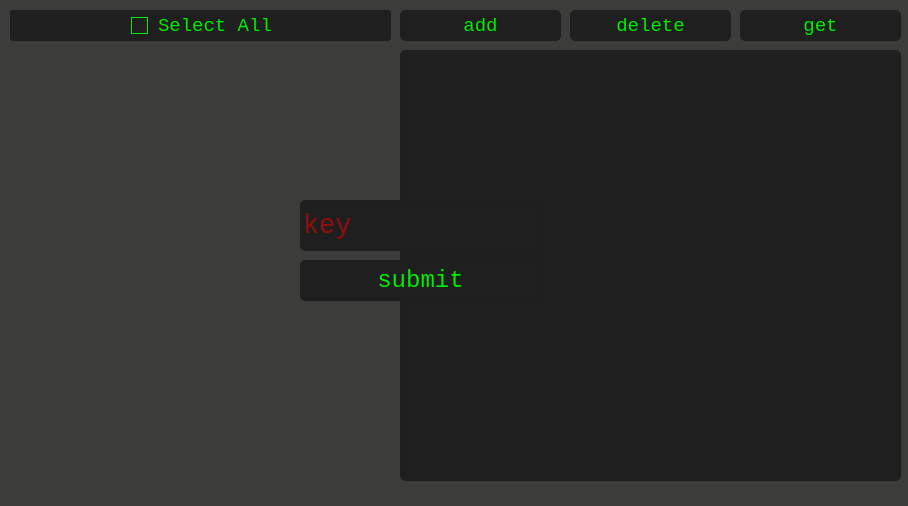
First picture: the form in frontend/qt_files/objectWindow_test_2.ui, repository finallly/hasher, before the edit.
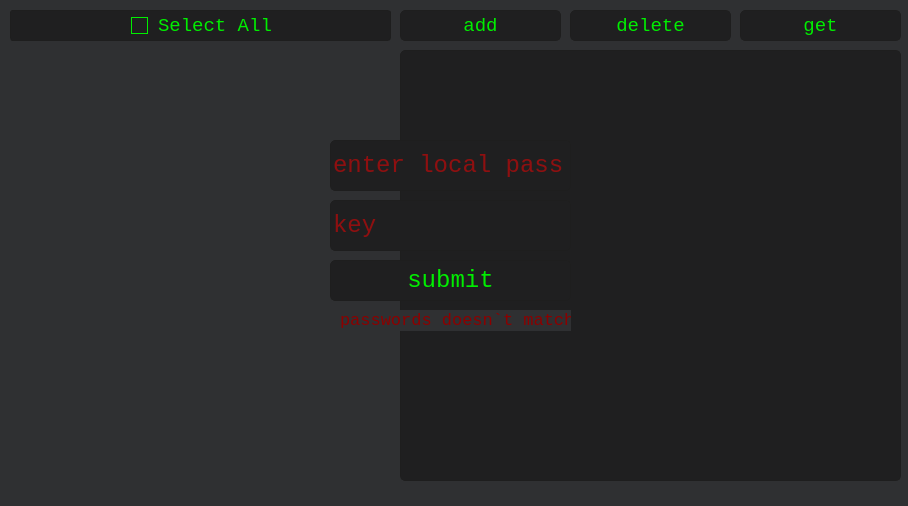
Second picture: the form after the edit. Icons and pictures are not drawn.

```diff
--- a/frontend/qt_files/objectWindow_test_2.ui
+++ b/frontend/qt_files/objectWindow_test_2.ui
@@ -12,21 +12,21 @@
   </property>
   <property name="minimumSize">
    <size>
-    <width>580</width>
-    <height>500</height>
+    <width>908</width>
+    <height>506</height>
    </size>
   </property>
   <property name="maximumSize">
    <size>
-    <width>1000</width>
-    <height>1000</height>
+    <width>908</width>
+    <height>506</height>
    </size>
   </property>
   <property name="windowTitle">
    <string>keeper</string>
   </property>
   <property name="styleSheet">
-   <string notr="true">background-color: #3C3C3B;</string>
+   <string notr="true">background-color: #2f3032;</string>
   </property>
   <widget class="QWidget" name="centralwidget">
    <widget class="QPushButton" name="buttonGet">
@@ -498,7 +498,7 @@
    <widget class="QPushButton" name="buttonSubmit">
     <property name="geometry">
      <rect>
-      <x>300</x>
+      <x>330</x>
       <y>260</y>
       <width>241</width>
       <height>41</height>
@@ -543,7 +543,7 @@
    <widget class="QLineEdit" name="keyLine">
     <property name="geometry">
      <rect>
-      <x>300</x>
+      <x>330</x>
       <y>200</y>
       <width>241</width>
       <height>51</height>
@@ -724,7 +724,7 @@
     <property name="font">
      <font>
       <family>Consolas</family>
-      <pointsize>20</pointsize>
+      <pointsize>18</pointsize>
      </font>
     </property>
     <property name="styleSheet">
@@ -755,6 +755,243 @@
      <bool>false</bool>
     </property>
    </widget>
+   <widget class="QLineEdit" name="keyLine_2">
+    <property name="geometry">
+     <rect>
+      <x>330</x>
+      <y>140</y>
+      <width>241</width>
+      <height>51</height>
+     </rect>
+    </property>
+    <property name="palette">
+     <palette>
+      <active>
+       <colorrole role="WindowText">
+        <brush brushstyle="SolidPattern">
+         <color alpha="255">
+          <red>255</red>
+          <green>0</green>
+          <blue>0</blue>
+         </color>
+        </brush>
+       </colorrole>
+       <colorrole role="Button">
+        <brush brushstyle="SolidPattern">
+         <color alpha="255">
+          <red>31</red>
+          <green>31</green>
+          <blue>32</blue>
+         </color>
+        </brush>
+       </colorrole>
+       <colorrole role="Text">
+        <brush brushstyle="SolidPattern">
+         <color alpha="255">
+          <red>255</red>
+          <green>0</green>
+          <blue>0</blue>
+         </color>
+        </brush>
+       </colorrole>
+       <colorrole role="ButtonText">
+        <brush brushstyle="SolidPattern">
+         <color alpha="255">
+          <red>255</red>
+          <green>0</green>
+          <blue>0</blue>
+         </color>
+        </brush>
+       </colorrole>
+       <colorrole role="Base">
+        <brush brushstyle="SolidPattern">
+         <color alpha="255">
+          <red>31</red>
+          <green>31</green>
+          <blue>32</blue>
+         </color>
+        </brush>
+       </colorrole>
+       <colorrole role="Window">
+        <brush brushstyle="SolidPattern">
+         <color alpha="255">
+          <red>31</red>
+          <green>31</green>
+          <blue>32</blue>
+         </color>
+        </brush>
+       </colorrole>
+      </active>
+      <inactive>
+       <colorrole role="WindowText">
+        <brush brushstyle="SolidPattern">
+         <color alpha="255">
+          <red>255</red>
+          <green>0</green>
+          <blue>0</blue>
+         </color>
+        </brush>
+       </colorrole>
+       <colorrole role="Button">
+        <brush brushstyle="SolidPattern">
+         <color alpha="255">
+          <red>31</red>
+          <green>31</green>
+          <blue>32</blue>
+         </color>
+        </brush>
+       </colorrole>
+       <colorrole role="Text">
+        <brush brushstyle="SolidPattern">
+         <color alpha="255">
+          <red>255</red>
+          <green>0</green>
+          <blue>0</blue>
+         </color>
+        </brush>
+       </colorrole>
+       <colorrole role="ButtonText">
+        <brush brushstyle="SolidPattern">
+         <color alpha="255">
+          <red>255</red>
+          <green>0</green>
+          <blue>0</blue>
+         </color>
+        </brush>
+       </colorrole>
+       <colorrole role="Base">
+        <brush brushstyle="SolidPattern">
+         <color alpha="255">
+          <red>31</red>
+          <green>31</green>
+          <blue>32</blue>
+         </color>
+        </brush>
+       </colorrole>
+       <colorrole role="Window">
+        <brush brushstyle="SolidPattern">
+         <color alpha="255">
+          <red>31</red>
+          <green>31</green>
+          <blue>32</blue>
+         </color>
+        </brush>
+       </colorrole>
+      </inactive>
+      <disabled>
+       <colorrole role="WindowText">
+        <brush brushstyle="SolidPattern">
+         <color alpha="255">
+          <red>255</red>
+          <green>0</green>
+          <blue>0</blue>
+         </color>
+        </brush>
+       </colorrole>
+       <colorrole role="Button">
+        <brush brushstyle="SolidPattern">
+         <color alpha="255">
+          <red>31</red>
+          <green>31</green>
+          <blue>32</blue>
+         </color>
+        </brush>
+       </colorrole>
+       <colorrole role="Text">
+        <brush brushstyle="SolidPattern">
+         <color alpha="255">
+          <red>255</red>
+          <green>0</green>
+          <blue>0</blue>
+         </color>
+        </brush>
+       </colorrole>
+       <colorrole role="ButtonText">
+        <brush brushstyle="SolidPattern">
+         <color alpha="255">
+          <red>255</red>
+          <green>0</green>
+          <blue>0</blue>
+         </color>
+        </brush>
+       </colorrole>
+       <colorrole role="Base">
+        <brush brushstyle="SolidPattern">
+         <color alpha="255">
+          <red>31</red>
+          <green>31</green>
+          <blue>32</blue>
+         </color>
+        </brush>
+       </colorrole>
+       <colorrole role="Window">
+        <brush brushstyle="SolidPattern">
+         <color alpha="255">
+          <red>31</red>
+          <green>31</green>
+          <blue>32</blue>
+         </color>
+        </brush>
+       </colorrole>
+      </disabled>
+     </palette>
+    </property>
+    <property name="font">
+     <font>
+      <family>Consolas</family>
+      <pointsize>18</pointsize>
+     </font>
+    </property>
+    <property name="styleSheet">
+     <string notr="true">QLineEdit {
+  background-color: #1F1F20;
+  border-style: solid;
+  border: 1px solid #1e1e1e;
+  border-radius: 5;
+  padding: 1px 0px 1px 0px;
+  color: red;
+}
+
+ QLineEdit:hover
+{
+    border: 2px solid red;
+    color: red;
+}
+
+QLineEdit[echoMode=&quot;2&quot;] {
+    lineedit-password-character: 9679;
+}
+</string>
+    </property>
+    <property name="placeholderText">
+     <string>enter local pass</string>
+    </property>
+    <property name="clearButtonEnabled">
+     <bool>false</bool>
+    </property>
+   </widget>
+   <widget class="QLabel" name="label">
+    <property name="geometry">
+     <rect>
+      <x>340</x>
+      <y>310</y>
+      <width>231</width>
+      <height>21</height>
+     </rect>
+    </property>
+    <property name="font">
+     <font>
+      <family>Consolas</family>
+      <pointsize>13</pointsize>
+     </font>
+    </property>
+    <property name="styleSheet">
+     <string notr="true">color: #8B0000;</string>
+    </property>
+    <property name="text">
+     <string>passwords doesn`t match</string>
+    </property>
+   </widget>
    <zorder>scrollArea</zorder>
    <zorder>result_field</zorder>
    <zorder>buttonGet</zorder>
@@ -763,6 +1000,8 @@
    <zorder>selectAll</zorder>
    <zorder>buttonSubmit</zorder>
    <zorder>keyLine</zorder>
+   <zorder>keyLine_2</zorder>
+   <zorder>label</zorder>
   </widget>
   <widget class="QStatusBar" name="statusbar"/>
  </widget>
```
